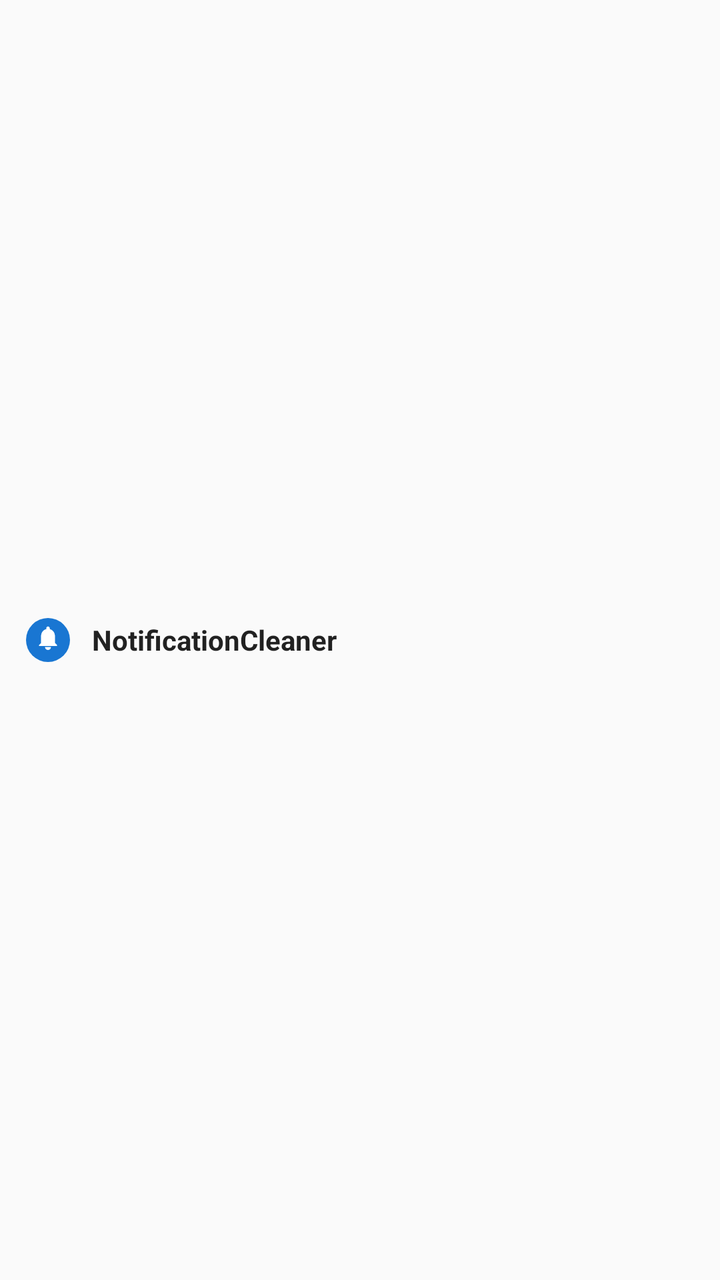
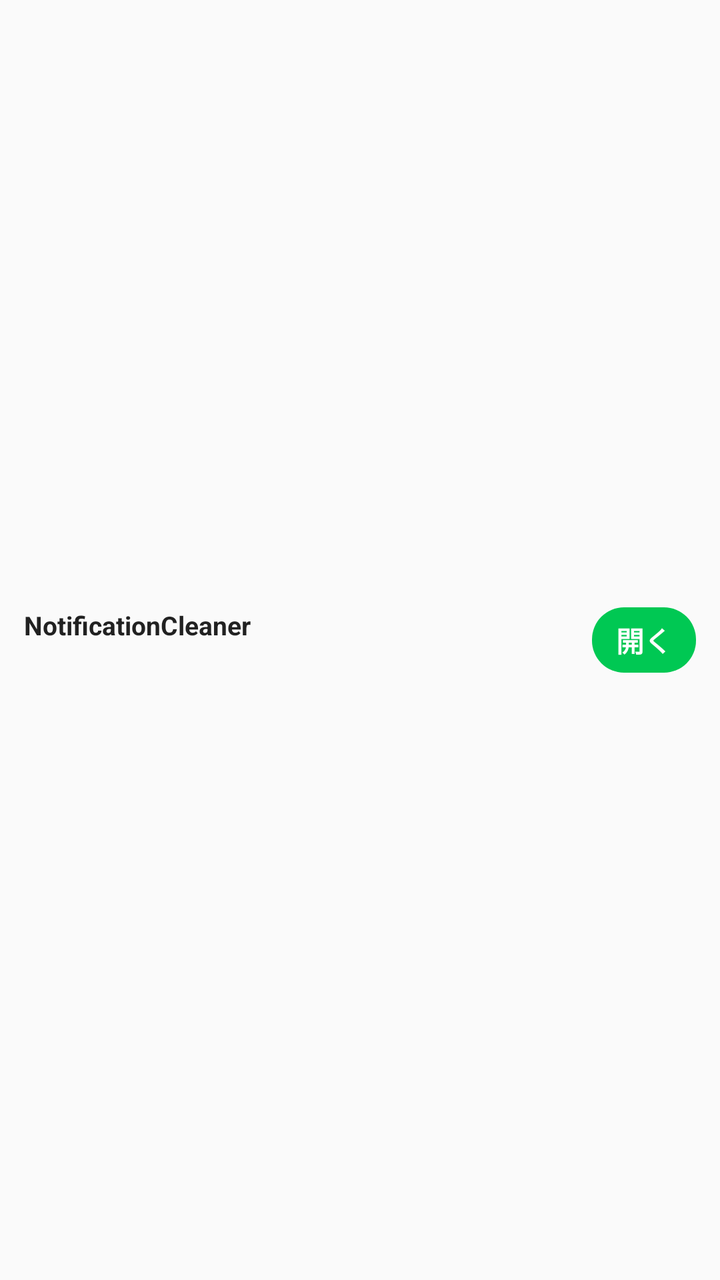

An Android layout rendered at two revisions. The XML below is the earlier revision; the diff shows what the commit changed to produce the second picture.
<!-- AndroidManifest.xml: application theme Theme.NotificationCleaner -->
<!-- res/layout/notification_summary_compact.xml -->
<?xml version="1.0" encoding="utf-8"?>
<LinearLayout xmlns:android="http://schemas.android.com/apk/res/android"
    android:layout_width="match_parent"
    android:layout_height="48dp"
    android:gravity="center_vertical"
    android:orientation="horizontal"
    android:paddingStart="12dp"
    android:paddingEnd="12dp">

    <ImageView
        android:layout_width="24dp"
        android:layout_height="24dp"
        android:layout_marginEnd="10dp"
        android:contentDescription="@string/summary_notification_icon_description"
        android:src="@drawable/ic_cleaner_bell" />

    <TextView
        android:id="@+id/notification_title"
        android:layout_width="0dp"
        android:layout_height="wrap_content"
        android:layout_weight="1"
        android:ellipsize="end"
        android:maxLines="1"
        android:text="@string/summary_notification_title"
        android:textColor="?android:attr/textColorPrimary"
        android:textSize="14sp"
        android:textStyle="bold" />

    <ImageView
        android:id="@+id/icon_preview_1"
        android:layout_width="20dp"
        android:layout_height="20dp"
        android:layout_marginStart="4dp"
        android:visibility="gone" />

    <ImageView
        android:id="@+id/icon_preview_2"
        android:layout_width="20dp"
        android:layout_height="20dp"
        android:layout_marginStart="4dp"
        android:visibility="gone" />

    <ImageView
        android:id="@+id/icon_preview_3"
        android:layout_width="20dp"
        android:layout_height="20dp"
        android:layout_marginStart="4dp"
        android:visibility="gone" />

    <TextView
        android:id="@+id/icon_preview_more"
        android:layout_width="wrap_content"
        android:layout_height="wrap_content"
        android:layout_marginStart="3dp"
        android:text="…"
        android:textColor="?android:attr/textColorSecondary"
        android:textSize="14sp"
        android:visibility="gone" />

</LinearLayout>
<!-- resources referenced by this layout -->
<resources>
  <!-- drawable ic_cleaner_bell (drawable) -->
  ﻿<vector xmlns:android="http://schemas.android.com/apk/res/android"
      android:width="48dp"
      android:height="48dp"
      android:viewportWidth="48"
      android:viewportHeight="48">
      <path
          android:fillColor="#1976D2"
          android:pathData="M24,24m-22,0a22,22 0,1 1,44 0a22,22 0,1 1,-44 0" />
      <path
          android:fillColor="#FFFFFF"
          android:pathData="M24,34c1.66,0 3,-1.34 3,-3h-6c0,1.66 1.34,3 3,3zM31,27v-6.5c0,-3.58 -1.91,-6.57 -5.25,-7.36v-0.89c0,-0.97 -0.78,-1.75 -1.75,-1.75s-1.75,0.78 -1.75,1.75v0.89C18.91,13.93 17,16.92 17,20.5V27l-2,2v1h18v-1l-2,-2z" />
  </vector>
  <string name="summary_notification_icon_description">通知クリーナー</string>
  <string name="summary_notification_title">NotificationCleaner</string>
  <style name="Theme.NotificationCleaner" parent="@android:style/Theme.Material.Light.NoActionBar" />
</resources>

<!-- the commit's change to res/layout/notification_summary_compact.xml (unified diff, before → after) -->
@@ -8,53 +8,77 @@
     android:paddingEnd="12dp">
 
     <ImageView
-        android:layout_width="24dp"
-        android:layout_height="24dp"
-        android:layout_marginEnd="10dp"
-        android:contentDescription="@string/summary_notification_icon_description"
-        android:src="@drawable/ic_cleaner_bell" />
-
-    <TextView
-        android:id="@+id/notification_title"
-        android:layout_width="0dp"
-        android:layout_height="wrap_content"
-        android:layout_weight="1"
-        android:ellipsize="end"
-        android:maxLines="1"
-        android:text="@string/summary_notification_title"
-        android:textColor="?android:attr/textColorPrimary"
-        android:textSize="14sp"
-        android:textStyle="bold" />
-
-    <ImageView
         android:id="@+id/icon_preview_1"
         android:layout_width="20dp"
         android:layout_height="20dp"
-        android:layout_marginStart="4dp"
+        android:layout_marginEnd="4dp"
         android:visibility="gone" />
 
     <ImageView
         android:id="@+id/icon_preview_2"
         android:layout_width="20dp"
         android:layout_height="20dp"
-        android:layout_marginStart="4dp"
+        android:layout_marginEnd="4dp"
         android:visibility="gone" />
 
     <ImageView
         android:id="@+id/icon_preview_3"
         android:layout_width="20dp"
         android:layout_height="20dp"
-        android:layout_marginStart="4dp"
+        android:layout_marginEnd="4dp"
         android:visibility="gone" />
 
     <TextView
         android:id="@+id/icon_preview_more"
         android:layout_width="wrap_content"
         android:layout_height="wrap_content"
-        android:layout_marginStart="3dp"
+        android:layout_marginEnd="4dp"
         android:text="…"
         android:textColor="?android:attr/textColorSecondary"
-        android:textSize="14sp"
+        android:textSize="12sp"
         android:visibility="gone" />
 
+    <LinearLayout
+        android:layout_width="0dp"
+        android:layout_height="wrap_content"
+        android:layout_weight="1"
+        android:orientation="vertical">
+
+        <TextView
+            android:id="@+id/notification_title"
+            android:layout_width="wrap_content"
+            android:layout_height="wrap_content"
+            android:ellipsize="end"
+            android:maxLines="1"
+            android:text="@string/summary_notification_title"
+            android:textColor="?android:attr/textColorPrimary"
+            android:textSize="13sp"
+            android:textStyle="bold" />
+
+        <TextView
+            android:id="@+id/notification_last_time_text"
+            android:layout_width="wrap_content"
+            android:layout_height="wrap_content"
+            android:ellipsize="end"
+            android:maxLines="1"
+            android:textColor="?android:attr/textColorSecondary"
+            android:textSize="11sp" />
+    </LinearLayout>
+
+    <TextView
+        android:id="@+id/btn_clean"
+        android:layout_width="wrap_content"
+        android:layout_height="wrap_content"
+        android:layout_marginStart="8dp"
+        android:background="@drawable/bg_clean_button"
+        android:gravity="center"
+        android:paddingStart="12dp"
+        android:paddingTop="6dp"
+        android:paddingEnd="12dp"
+        android:paddingBottom="6dp"
+        android:text="@string/action_open"
+        android:textColor="#FFFFFF"
+        android:textSize="14sp"
+        android:textStyle="bold" />
+
 </LinearLayout>
<!-- resource entries referenced after the edit -->
@@ -1,19 +1,13 @@
 <!-- resources referenced by this layout -->
 <resources>
-  <!-- drawable ic_cleaner_bell (drawable) -->
-  ﻿<vector xmlns:android="http://schemas.android.com/apk/res/android"
-      android:width="48dp"
-      android:height="48dp"
-      android:viewportWidth="48"
-      android:viewportHeight="48">
-      <path
-          android:fillColor="#1976D2"
-          android:pathData="M24,24m-22,0a22,22 0,1 1,44 0a22,22 0,1 1,-44 0" />
-      <path
-          android:fillColor="#FFFFFF"
-          android:pathData="M24,34c1.66,0 3,-1.34 3,-3h-6c0,1.66 1.34,3 3,3zM31,27v-6.5c0,-3.58 -1.91,-6.57 -5.25,-7.36v-0.89c0,-0.97 -0.78,-1.75 -1.75,-1.75s-1.75,0.78 -1.75,1.75v0.89C18.91,13.93 17,16.92 17,20.5V27l-2,2v1h18v-1l-2,-2z" />
-  </vector>
-  <string name="summary_notification_icon_description">通知クリーナー</string>
+  <!-- drawable bg_clean_button (drawable) -->
+  <?xml version="1.0" encoding="utf-8"?>
+  <shape xmlns:android="http://schemas.android.com/apk/res/android"
+      android:shape="rectangle">
+      <solid android:color="#00C853" />
+      <corners android:radius="16dp" />
+  </shape>
+  <string name="action_open">開く</string>
   <string name="summary_notification_title">NotificationCleaner</string>
   <style name="Theme.NotificationCleaner" parent="@android:style/Theme.Material.Light.NoActionBar" />
 </resources>
